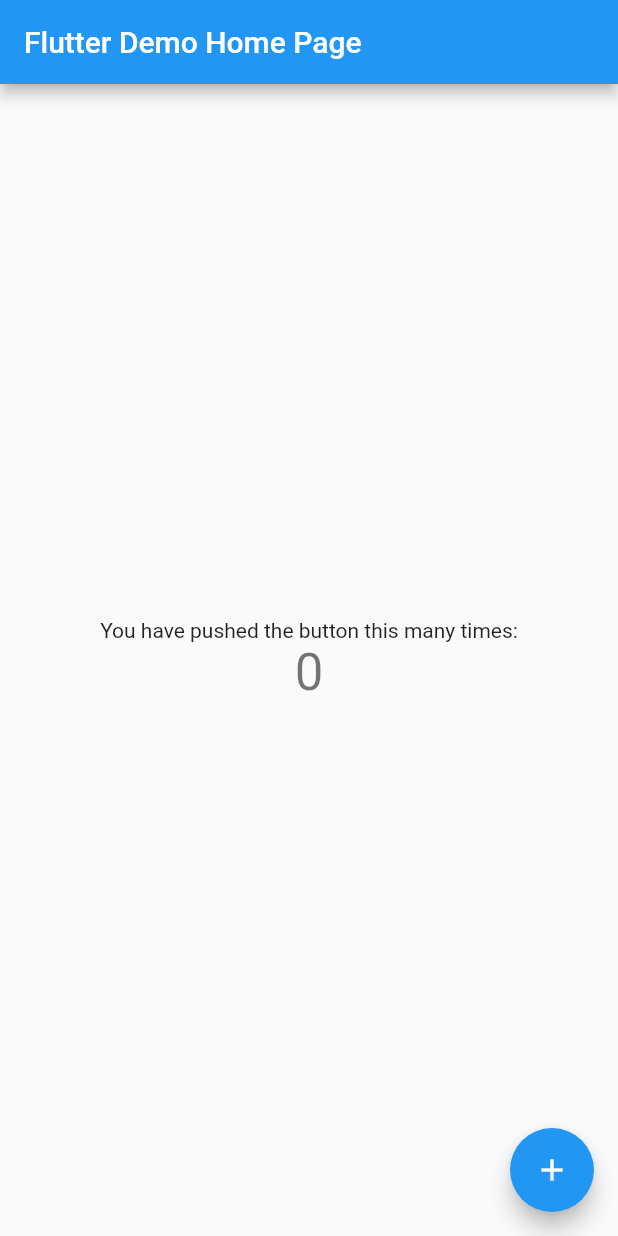
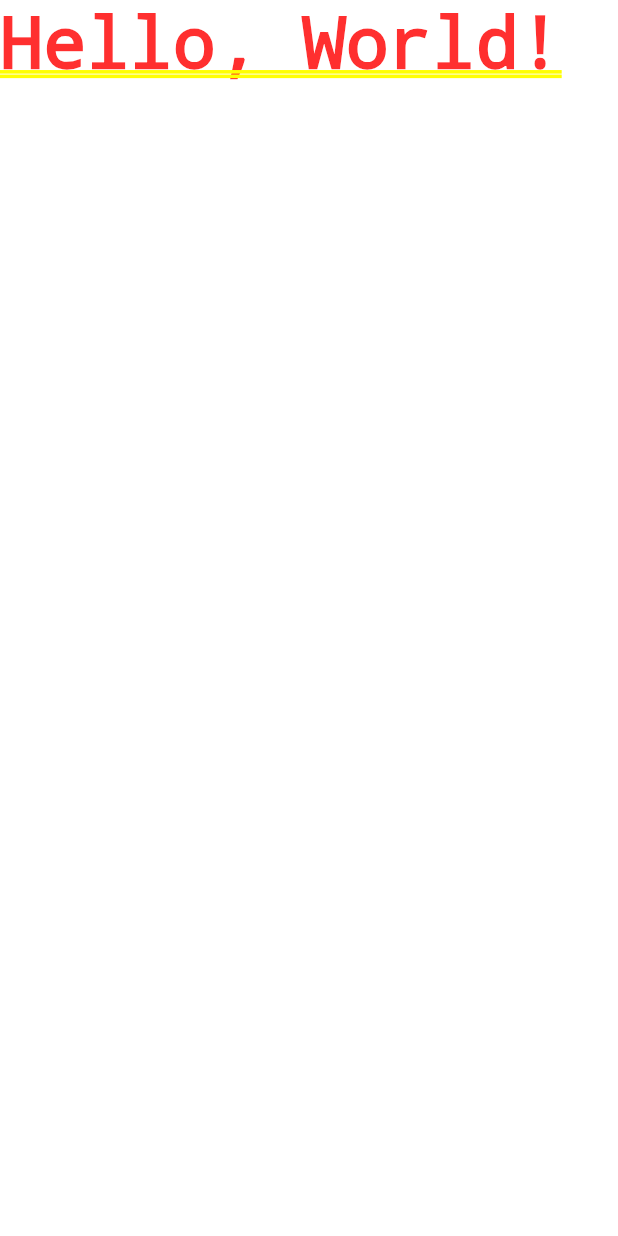
Before and after one commit to nethzsumang/encrypted_notes, a Flutter app: the screen it shows after launch, on a phone screen of 412 x 824 dp. Run offline on Flutter 3.47's test engine with Material 2 defaults, Android fonts, the phone set to English and light mode, and no system bars; our stand-ins replace go_router.

Commit message:
feat: folder structure

```diff
--- /dev/null
+++ b/lib/app/pages/counter_page.dart
@@ -0,0 +1,86 @@
+import 'package:flutter/material.dart';
+
+class CounterPage extends StatefulWidget {
+  const CounterPage({Key? key, required this.title}) : super(key: key);
+
+  // This widget is the home page of your application. It is stateful, meaning
+  // that it has a State object (defined below) that contains fields that affect
+  // how it looks.
+
+  // This class is the configuration for the state. It holds the values (in this
+  // case the title) provided by the parent (in this case the App widget) and
+  // used by the build method of the State. Fields in a Widget subclass are
+  // always marked "final".
+
+  final String title;
+
+  @override
+  State<CounterPage> createState() => _MyCounterPageState();
+}
+
+class _MyCounterPageState extends State<CounterPage> {
+  int _counter = 0;
+
+  void _incrementCounter() {
+    setState(() {
+      // This call to setState tells the Flutter framework that something has
+      // changed in this State, which causes it to rerun the build method below
+      // so that the display can reflect the updated values. If we changed
+      // _counter without calling setState(), then the build method would not be
+      // called again, and so nothing would appear to happen.
+      _counter++;
+    });
+  }
+
+  @override
+  Widget build(BuildContext context) {
+    // This method is rerun every time setState is called, for instance as done
+    // by the _incrementCounter method above.
+    //
+    // The Flutter framework has been optimized to make rerunning build methods
+    // fast, so that you can just rebuild anything that needs updating rather
+    // than having to individually change instances of widgets.
+    return Scaffold(
+      appBar: AppBar(
+        // Here we take the value from the MyHomePage object that was created by
+        // the App.build method, and use it to set our appbar title.
+        title: Text(widget.title),
+      ),
+      body: Center(
+        // Center is a layout widget. It takes a single child and positions it
+        // in the middle of the parent.
+        child: Column(
+          // Column is also a layout widget. It takes a list of children and
+          // arranges them vertically. By default, it sizes itself to fit its
+          // children horizontally, and tries to be as tall as its parent.
+          //
+          // Invoke "debug painting" (press "p" in the console, choose the
+          // "Toggle Debug Paint" action from the Flutter Inspector in Android
+          // Studio, or the "Toggle Debug Paint" command in Visual Studio Code)
+          // to see the wireframe for each widget.
+          //
+          // Column has various properties to control how it sizes itself and
+          // how it positions its children. Here we use mainAxisAlignment to
+          // center the children vertically; the main axis here is the vertical
+          // axis because Columns are vertical (the cross axis would be
+          // horizontal).
+          mainAxisAlignment: MainAxisAlignment.center,
+          children: <Widget>[
+            const Text(
+              'You have pushed the button this many times:',
+            ),
+            Text(
+              '$_counter',
+              style: Theme.of(context).textTheme.headline4,
+            ),
+          ],
+        ),
+      ),
+      floatingActionButton: FloatingActionButton(
+        onPressed: _incrementCounter,
+        tooltip: 'Increment',
+        child: const Icon(Icons.add),
+      ), // This trailing comma makes auto-formatting nicer for build methods.
+    );
+  }
+}
--- /dev/null
+++ b/lib/app/pages/index_page.dart
@@ -0,0 +1,11 @@
+import 'package:flutter/material.dart';
+
+class IndexPage extends StatelessWidget {
+  const IndexPage({Key? key}) : super(key: key);
+
+  @override
+  Widget build(BuildContext context) {
+    return const Text('Hello, World!');
+  }
+
+}
--- /dev/null
+++ b/lib/app/router/routes.dart
@@ -0,0 +1,16 @@
+import 'package:go_router/go_router.dart';
+import 'package:encrypted_notes/app/pages/index_page.dart';
+import 'package:encrypted_notes/app/pages/counter_page.dart';
+
+var router = GoRouter(
+  routes: [
+    GoRoute(
+      path: '/',
+      builder: (context, state) => const IndexPage(),
+    ),
+    GoRoute(
+      path: '/counter',
+      builder: (context, state) =>  const CounterPage(title: 'Flutter Demo Home Page'),
+    ),
+  ],
+);
--- a/lib/main.dart
+++ b/lib/main.dart
@@ -1,115 +1,19 @@
 import 'package:flutter/material.dart';
+import 'package:encrypted_notes/app/router/routes.dart';
 
-void main() {
-  runApp(const MyApp());
-}
+void main() => runApp(App());
 
-class MyApp extends StatelessWidget {
-  const MyApp({Key? key}) : super(key: key);
+class App extends StatelessWidget {
+  App({Key? key}) : super(key: key);
 
-  // This widget is the root of your application.
-  @override
-  Widget build(BuildContext context) {
-    return MaterialApp(
-      title: 'Flutter Demo',
-      theme: ThemeData(
-        // This is the theme of your application.
-        //
-        // Try running your application with "flutter run". You'll see the
-        // application has a blue toolbar. Then, without quitting the app, try
-        // changing the primarySwatch below to Colors.green and then invoke
-        // "hot reload" (press "r" in the console where you ran "flutter run",
-        // or simply save your changes to "hot reload" in a Flutter IDE).
-        // Notice that the counter didn't reset back to zero; the application
-        // is not restarted.
-        primarySwatch: Colors.blue,
-      ),
-      home: const MyHomePage(title: 'Flutter Demo Home Page'),
-    );
-  }
-}
-
-class MyHomePage extends StatefulWidget {
-  const MyHomePage({Key? key, required this.title}) : super(key: key);
-
-  // This widget is the home page of your application. It is stateful, meaning
-  // that it has a State object (defined below) that contains fields that affect
-  // how it looks.
-
-  // This class is the configuration for the state. It holds the values (in this
-  // case the title) provided by the parent (in this case the App widget) and
-  // used by the build method of the State. Fields in a Widget subclass are
-  // always marked "final".
-
-  final String title;
+  static const title = 'Encrypted Notes';
 
   @override
-  State<MyHomePage> createState() => _MyHomePageState();
+  Widget build(BuildContext context) => MaterialApp.router(
+    routeInformationParser: _router.routeInformationParser,
+    routerDelegate: _router.routerDelegate,
+    title: title,
+  );
+
+  final _router = router;
 }
-
-class _MyHomePageState extends State<MyHomePage> {
-  int _counter = 0;
-
-  void _incrementCounter() {
-    setState(() {
-      // This call to setState tells the Flutter framework that something has
-      // changed in this State, which causes it to rerun the build method below
-      // so that the display can reflect the updated values. If we changed
-      // _counter without calling setState(), then the build method would not be
-      // called again, and so nothing would appear to happen.
-      _counter++;
-    });
-  }
-
-  @override
-  Widget build(BuildContext context) {
-    // This method is rerun every time setState is called, for instance as done
-    // by the _incrementCounter method above.
-    //
-    // The Flutter framework has been optimized to make rerunning build methods
-    // fast, so that you can just rebuild anything that needs updating rather
-    // than having to individually change instances of widgets.
-    return Scaffold(
-      appBar: AppBar(
-        // Here we take the value from the MyHomePage object that was created by
-        // the App.build method, and use it to set our appbar title.
-        title: Text(widget.title),
-      ),
-      body: Center(
-        // Center is a layout widget. It takes a single child and positions it
-        // in the middle of the parent.
-        child: Column(
-          // Column is also a layout widget. It takes a list of children and
-          // arranges them vertically. By default, it sizes itself to fit its
-          // children horizontally, and tries to be as tall as its parent.
-          //
-          // Invoke "debug painting" (press "p" in the console, choose the
-          // "Toggle Debug Paint" action from the Flutter Inspector in Android
-          // Studio, or the "Toggle Debug Paint" command in Visual Studio Code)
-          // to see the wireframe for each widget.
-          //
-          // Column has various properties to control how it sizes itself and
-          // how it positions its children. Here we use mainAxisAlignment to
-          // center the children vertically; the main axis here is the vertical
-          // axis because Columns are vertical (the cross axis would be
-          // horizontal).
-          mainAxisAlignment: MainAxisAlignment.center,
-          children: <Widget>[
-            const Text(
-              'You have pushed the button this many times:',
-            ),
-            Text(
-              '$_counter',
-              style: Theme.of(context).textTheme.headline4,
-            ),
-          ],
-        ),
-      ),
-      floatingActionButton: FloatingActionButton(
-        onPressed: _incrementCounter,
-        tooltip: 'Increment',
-        child: const Icon(Icons.add),
-      ), // This trailing comma makes auto-formatting nicer for build methods.
-    );
-  }
-}
```
Also changed, not shown: lib/app/libraries/encryption_library.dart (added), lib/app/libraries/secure_storage_library.dart (added), 3 other files.
